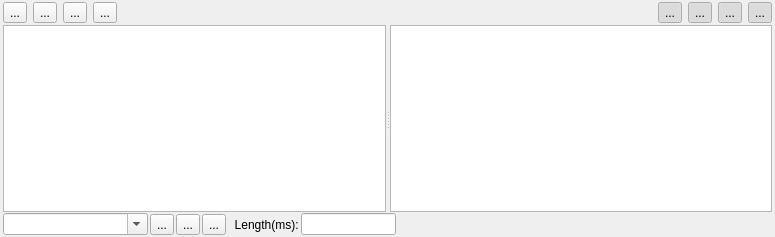
The window that engine/modules/anim/editor/TimelinePanel/TimelinePanel.ui (timi-liuliang/echo) describes before a commit, drawn with Qt 5.
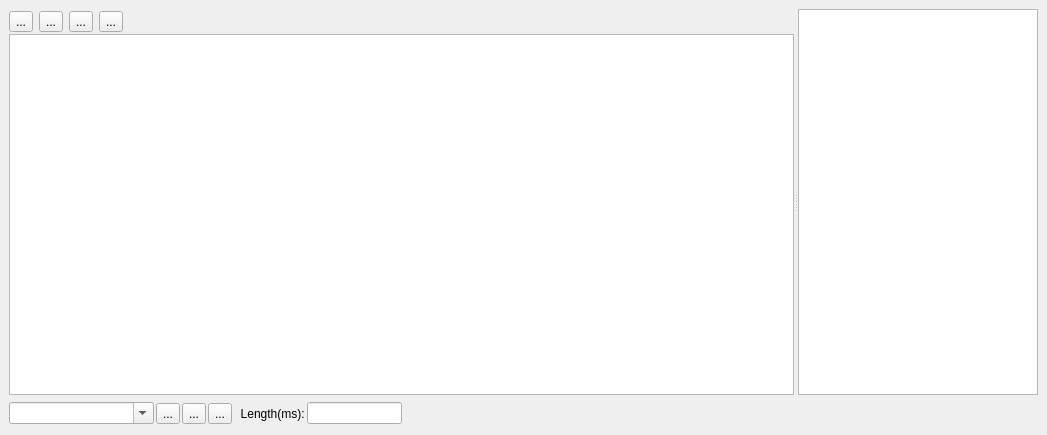
The same window after the commit. Custom widgets are drawn as their Qt base class.

Commit message: timeline dialog add ruler #1263

The edit to the form file:
```diff
--- a/engine/modules/anim/editor/TimelinePanel/TimelinePanel.ui
+++ b/engine/modules/anim/editor/TimelinePanel/TimelinePanel.ui
@@ -6,30 +6,25 @@
    <rect>
     <x>0</x>
     <y>0</y>
-    <width>775</width>
-    <height>237</height>
+    <width>1047</width>
+    <height>435</height>
    </rect>
   </property>
   <property name="windowTitle">
    <string>Timeline</string>
   </property>
   <widget class="QWidget" name="dockWidgetContents">
+   <layout class="QVBoxLayout" name="verticalLayout_3">
+    <item>
+     <widget class="QSplitter" name="m_splitter">
+      <property name="orientation">
+       <enum>Qt::Horizontal</enum>
+      </property>
+      <widget class="QWidget" name="verticalLayoutWidget">
    <layout class="QVBoxLayout" name="verticalLayout">
     <property name="spacing">
      <number>0</number>
     </property>
-    <property name="leftMargin">
-     <number>3</number>
-    </property>
-    <property name="topMargin">
-     <number>0</number>
-    </property>
-    <property name="rightMargin">
-     <number>3</number>
-    </property>
-    <property name="bottomMargin">
-     <number>0</number>
-    </property>
     <item>
      <widget class="QWidget" name="TopTools" native="true">
       <property name="minimumSize">
@@ -131,66 +126,10 @@
          </property>
         </spacer>
        </item>
-       <item>
-        <widget class="QToolButton" name="m_curveXVisible">
-         <property name="text">
-          <string>...</string>
-         </property>
-         <property name="checkable">
-          <bool>true</bool>
-         </property>
-         <property name="checked">
-          <bool>true</bool>
-         </property>
-        </widget>
-       </item>
-       <item>
-        <widget class="QToolButton" name="m_curveYVisible">
-         <property name="text">
-          <string>...</string>
-         </property>
-         <property name="checkable">
-          <bool>true</bool>
-         </property>
-         <property name="checked">
-          <bool>true</bool>
-         </property>
-        </widget>
-       </item>
-       <item>
-        <widget class="QToolButton" name="m_curveZVisible">
-         <property name="text">
-          <string>...</string>
-         </property>
-         <property name="checkable">
-          <bool>true</bool>
-         </property>
-         <property name="checked">
-          <bool>true</bool>
-         </property>
-        </widget>
-       </item>
-       <item>
-        <widget class="QToolButton" name="m_curveWVisible">
-         <property name="text">
-          <string>...</string>
-         </property>
-         <property name="checkable">
-          <bool>true</bool>
-         </property>
-         <property name="checked">
-          <bool>true</bool>
-         </property>
-        </widget>
-       </item>
       </layout>
      </widget>
     </item>
     <item>
-     <widget class="QSplitter" name="m_splitter">
-      <property name="orientation">
-       <enum>Qt::Horizontal</enum>
-      </property>
       <widget class="QTreeWidget" name="m_nodeTreeWidget">
        <property name="animated">
         <bool>false</bool>
@@ -212,6 +151,18 @@
         </property>
        </column>
       </widget>
+        </item>
+       </layout>
+      </widget>
+      <widget class="QWidget" name="verticalLayoutWidget_2">
+       <layout class="QVBoxLayout" name="verticalLayout_2">
+        <property name="spacing">
+         <number>0</number>
+        </property>
+        <item>
+         <widget class="Echo::TimelineRuler" name="m_timelineRuler" native="true"/>
+        </item>
+        <item>
       <widget class="QGraphicsView" name="m_graphicsView">
        <property name="contextMenuPolicy">
         <enum>Qt::CustomContextMenu</enum>
@@ -223,6 +174,9 @@
         <enum>Qt::ScrollBarAsNeeded</enum>
        </property>
       </widget>
+        </item>
+       </layout>
+      </widget>
      </widget>
     </item>
     <item>
@@ -429,6 +383,14 @@
     </action>
   </widget>
  </widget>
+ <customwidgets>
+  <customwidget>
+   <class>Echo::TimelineRuler</class>
+   <extends>QWidget</extends>
+   <header>timeline_ruler.h</header>
+   <container>1</container>
+  </customwidget>
+ </customwidgets>
  <resources/>
  <connections/>
 </ui>
```
Left out of the diff: 2 changed lines with no effect on the pictures. Lines whose indentation alone changed are shown as unchanged. The commit also changes 3 other files.
